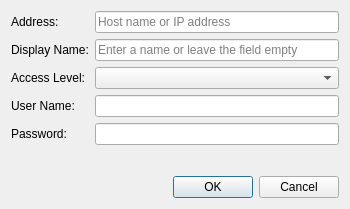
Old version of the form source/client/desktop/router_dialog.ui in the repository dchapyshev/aspia.
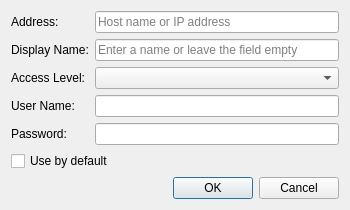
New version of the form. Custom widgets are drawn as their Qt base class.

Commit message: Move routers management to settings.

Patch:
```diff
--- a/source/client/desktop/router_dialog.ui
+++ b/source/client/desktop/router_dialog.ui
@@ -95,6 +95,13 @@
        </property>
       </widget>
      </item>
+     <item row="5" column="0" colspan="2">
+      <widget class="QCheckBox" name="checkbox_default">
+       <property name="text">
+        <string>Use by default</string>
+       </property>
+      </widget>
+     </item>
     </layout>
    </item>
    <item>
```
The commit also changes 19 other files.
